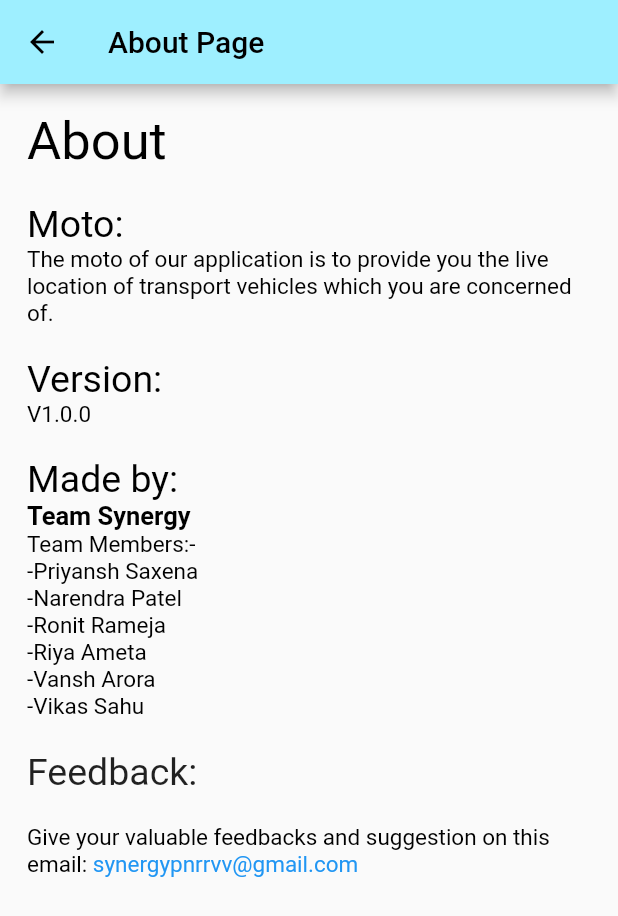
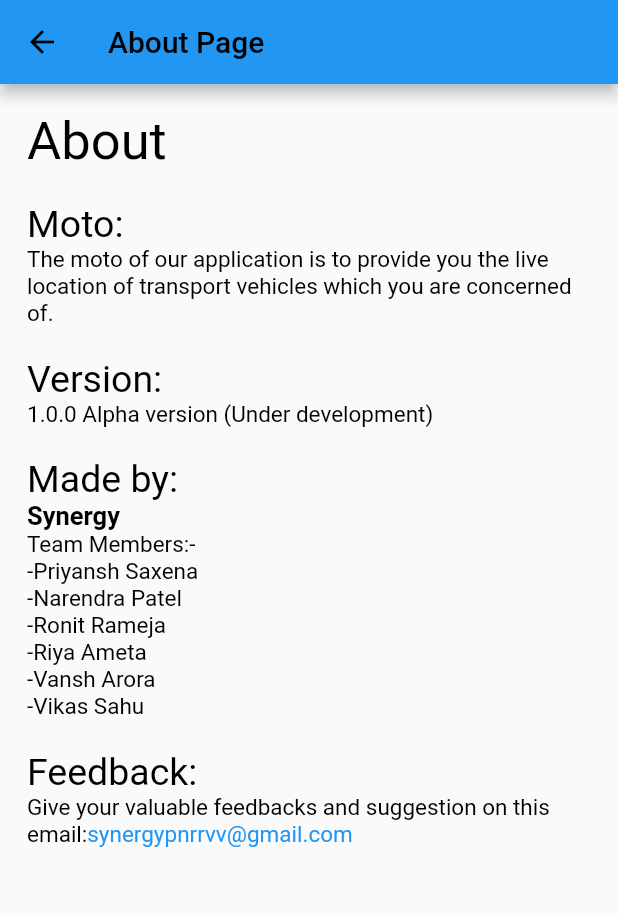
Before and after one commit to master-wayne7/locate_it, a Flutter app: the AboutPage screen opened directly, on a phone screen of 412 x 824 dp. Shown: the top 916 px of the screen. Run offline on Flutter 3.47's test engine with Material 2 defaults, Android fonts, the phone set to English and light mode, and no system bars; our stand-ins replace cloud_firestore, dio, file_picker, firebase_auth, firebase_core, firebase_database and 8 more; missing offline and left inert: email_otp, flutter_phone_direct_caller, flutter_polyline_points; accounts and stored records are empty.

Commit message:
Modified About Page

```diff
--- a/lib/screens/about_page.dart
+++ b/lib/screens/about_page.dart
@@ -9,14 +9,15 @@ class AboutPage extends StatelessWidget {
 
   @override
   Widget build(BuildContext context) {
-    return Scaffold(
+    return SafeArea(
+        child: Scaffold(
       appBar: AppBar(
-        leading: BackButton(color: Colors.black),
+        leading: const BackButton(color: Colors.black),
         title: Text(
           "About Page",
           style: TextStyle(color: Colors.black),
         ),
-        backgroundColor: Color.fromARGB(255, 158, 239, 255),
+        backgroundColor: Colors.blue,
       ),
       body: Padding(
         padding: const EdgeInsets.all(18.0),
@@ -46,7 +47,7 @@ class AboutPage extends StatelessWidget {
               style: TextStyle(color: Colors.black, fontSize: 25),
             ),
             Text(
-              'V1.0.0',
+              '1.0.0 Alpha version (Under development)',
               style: TextStyle(color: Colors.black, fontSize: 15),
             ),
             SizedBox(
@@ -57,7 +58,7 @@ class AboutPage extends StatelessWidget {
               style: TextStyle(color: Colors.black, fontSize: 25),
             ),
             Text(
-              '''Team Synergy''',
+              '''Synergy''',
               style: TextStyle(
                   color: Colors.black,
                   fontSize: 17,
@@ -71,39 +72,39 @@ class AboutPage extends StatelessWidget {
             ),
             Text(
               'Feedback:',
-              style: TextStyle(fontSize: 25),
+              style: TextStyle(color: Colors.black, fontSize: 25),
             ),
-            SizedBox(
-              height: 20,
-            ),
-            // Text(),
-            // Text(
-            //   '',
-            //   style: TextStyle(),
+            // Text('priyanshsaxena40@gmail.com',
+            //     style: TextStyle(color: Colors.black, fontSize: 15)),
+            // ElevatedButton(
+            //     onPressed: () {
+            //       launch('mailto:priyanshsaxena40@gmail.com');
+            //     },
+            //     child: Text('send mail')),
+            // GestureDetector(
+            //   onTap: () {
+            //     launch('mailto:priyanshsaxena40@gmail.com');
+            //   },
+            //   child: Text('priyanshsaxena40@gmail.com'),
             // ),
             RichText(
                 text: TextSpan(
                     text:
-                    '''Give your valuable feedbacks and suggestion on this email: ''',
+                        '''Give your valuable feedbacks and suggestion on this email:''',
                     style: TextStyle(color: Colors.black, fontSize: 15),
-                // style: DefaultTextStyle.of(context).style,
                     children: [
                       TextSpan(
                           text: 'synergypnrrvv@gmail.com',
                           style: TextStyle(color: Colors.blue),
                           recognizer: TapGestureRecognizer()
-                        ..onTap = () async {
-                          // launch('mailto:synergypnrrvv@gmail.com');
-                        }
-                      // onEnter: (event) {},
-                      ),
-                  // TextSpan(text: ' world!'),
-                ],
-              ),
-            )
+                            ..onTap = () {
+                              // ignore: deprecated_member_use
+                              launch('mailto:synergypnrrvv@gmail.com');
+                            })
+                    ]))
           ],
         ),
       ),
-    );
+    ));
   }
 }
```
Lines whose indentation alone changed are shown as unchanged.
